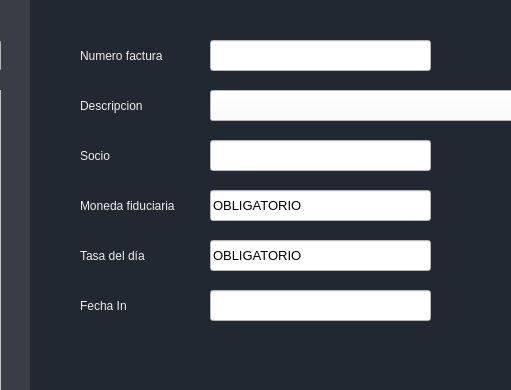
Before: the Qt Designer form UI/templates/Compra.ui in ajospino/Proyecto-2019-2, drawn with Qt 5; both pictures show x 710 to 1221 and y 0 to 390 of the 1329 by 555 pixel window.
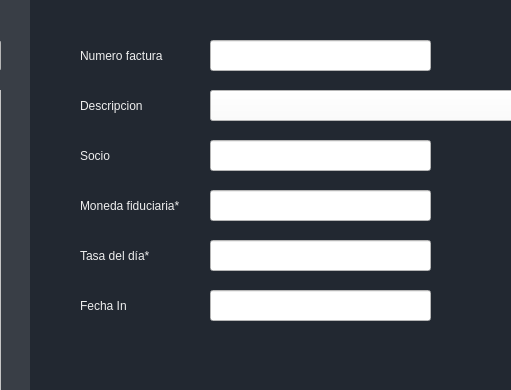
After: the same form once the commit is applied.

```diff
--- a/UI/templates/Compra.ui
+++ b/UI/templates/Compra.ui
@@ -42,7 +42,7 @@
 color: rgb(238, 238, 238);</string>
     </property>
     <property name="text">
-     <string>Moneda fiduciaria</string>
+     <string>Moneda fiduciaria*</string>
     </property>
    </widget>
    <widget class="QLineEdit" name="lineEditCodigos">
@@ -423,7 +423,7 @@
      <string notr="true">background-color: rgb(255, 255, 255);</string>
     </property>
     <property name="text">
-     <string>OBLIGATORIO</string>
+     <string/>
     </property>
    </widget>
    <widget class="QLabel" name="label">
@@ -504,7 +504,7 @@
      <rect>
       <x>790</x>
       <y>240</y>
-      <width>81</width>
+      <width>91</width>
       <height>31</height>
      </rect>
     </property>
@@ -521,7 +521,7 @@
 color: rgb(238, 238, 238);</string>
     </property>
     <property name="text">
-     <string>Tasa del día</string>
+     <string>Tasa del día*</string>
     </property>
    </widget>
    <widget class="QLineEdit" name="lineEditTasa">
@@ -545,7 +545,7 @@
      <string notr="true">background-color: rgb(255, 255, 255);</string>
     </property>
     <property name="text">
-     <string>OBLIGATORIO</string>
+     <string/>
     </property>
    </widget>
    <widget class="QPushButton" name="botonInventario">
```
